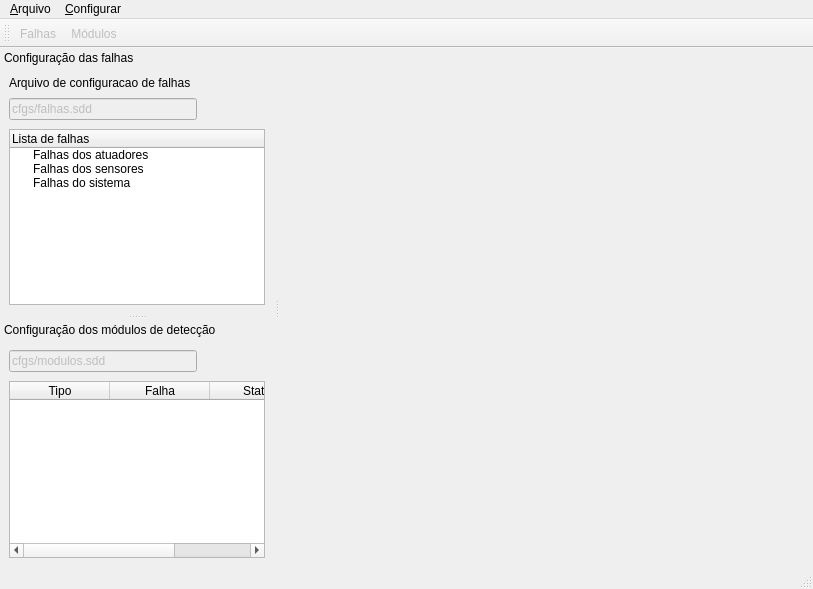
The window that softwares/simddef/ui/principal.ui (diogolr/diogolrmsc) describes before a commit, drawn with Qt 5.
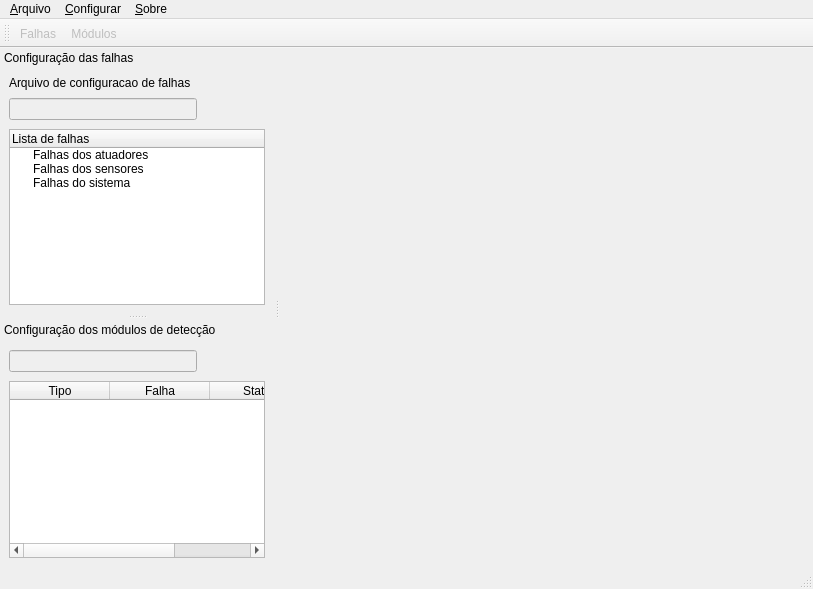
The same window after the commit. Icons and pictures are not drawn. Custom widgets are drawn as their Qt base class.

Commit message: Modificações no simddef antes da gravação com o Camtasia:     - Adição da ação 'Sobre qt', 'Sobre simddef' e 'Sobre ajuda'     - Rollback do arquivo 'rede.h' e 'rede.cpp' para a revisão 132, já que não havia funcionado no commit da revisão 134     - Modificação do arquivo 'main.cpp' para lançar a aplicação em modo tela cheia

```diff
--- a/softwares/simddef/ui/principal.ui
+++ b/softwares/simddef/ui/principal.ui
@@ -30,7 +30,7 @@
      <x>0</x>
      <y>0</y>
      <width>813</width>
-     <height>22</height>
+     <height>21</height>
     </rect>
    </property>
    <widget class="QMenu" name="menu_Arquivo">
@@ -46,8 +46,18 @@
     <addaction name="acao_cfg_falhas"/>
     <addaction name="acao_cfg_modulos"/>
    </widget>
+   <widget class="QMenu" name="menu_Sobre">
+    <property name="title">
+     <string>&amp;Sobre</string>
+    </property>
+    <addaction name="acao_ajuda"/>
+    <addaction name="separator"/>
+    <addaction name="acao_simddef"/>
+    <addaction name="acao_qt"/>
+   </widget>
    <addaction name="menu_Arquivo"/>
    <addaction name="menu_Configurar"/>
+   <addaction name="menu_Sobre"/>
   </widget>
   <widget class="QStatusBar" name="barra_status"/>
   <widget class="QToolBar" name="barra_ferramentas">
@@ -108,7 +118,7 @@
           <string>Endereço do arquivo de configuração de falhas</string>
          </property>
          <property name="text">
-          <string>cfgs/falhas.sdd</string>
+          <string/>
          </property>
         </widget>
        </item>
@@ -259,7 +269,7 @@
           <string>Endereço do arquivo de configuração de módulos</string>
          </property>
          <property name="text">
-          <string>cfgs/modulos.sdd</string>
+          <string/>
          </property>
         </widget>
        </item>
```
Left out of the diff: 45 changed lines with no effect on the pictures. The commit also changes 9 other files.
